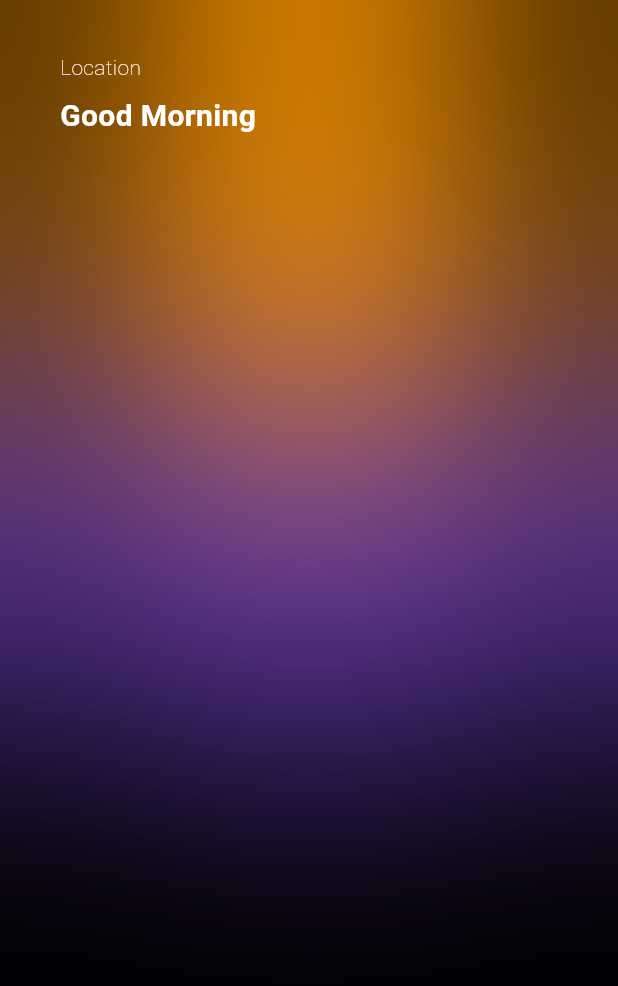
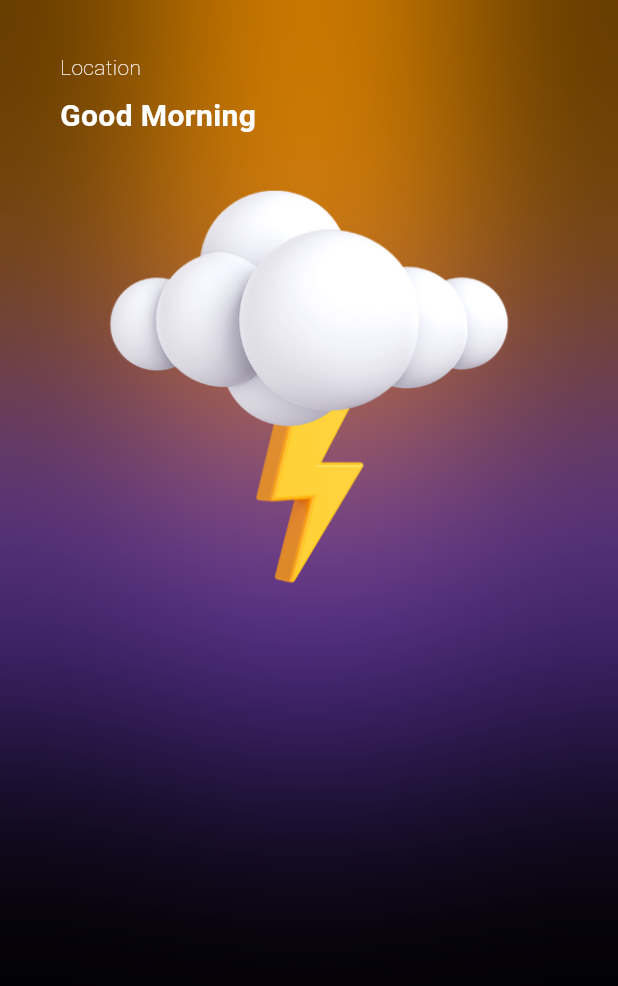
Before and after one commit to MNJTdhr/weather_app, a Flutter app: the screen it shows after launch, on a phone screen of 412 x 824 dp. Shown: the top 986 px of the screen. Run offline on Flutter 3.47's test engine with Material 3 defaults, Android fonts, the phone set to English and light mode, and no system bars; our stand-ins replace bloc, equatable.

```diff
--- a/lib/screens/home_screen.dart
+++ b/lib/screens/home_screen.dart
@@ -85,6 +85,10 @@ class HomeScreen extends StatelessWidget {
                         fontWeight: FontWeight.bold,
                       ),
                     ),
+                    Align(
+                      alignment: Alignment.center,
+                      child: Image.asset("assets/1.png"),
+                    ),
                   ],
                 ),
               ),
```
Also changed, not shown: pubspec.yaml (+4 -3 lines), assets/1.png (added), assets/11.png (added), assets/12.png (added), assets/13.png (added), assets/14.png (added), assets/2.png (added), assets/3.png (added), assets/4.png (added), assets/5.png (added), assets/6.png (added), assets/7.png (added), assets/8.png (added), assets/9.png (added).
